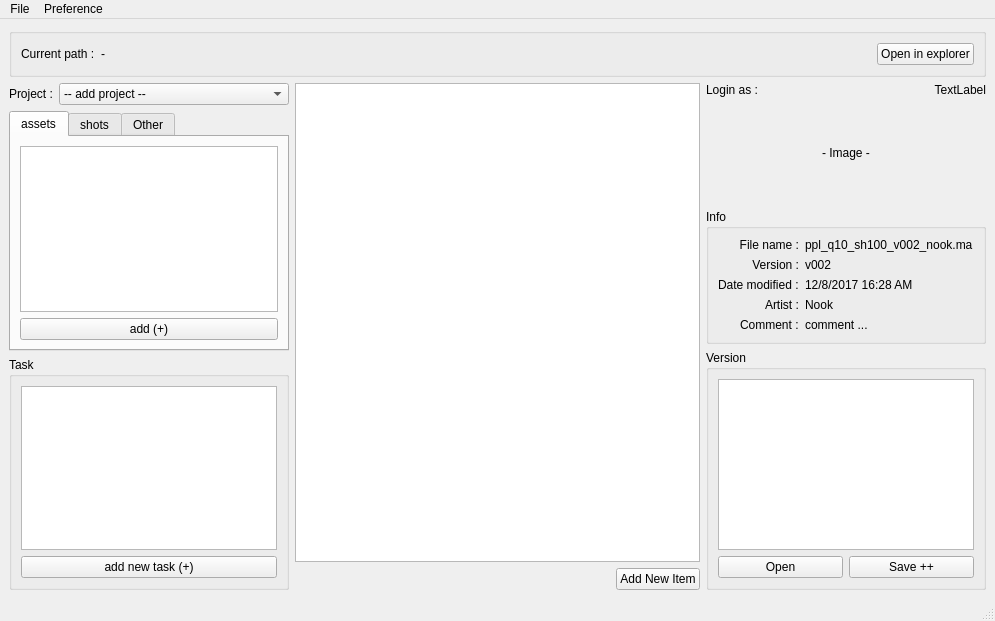
Before: the Qt Designer form ui/projectExplorer.ui in Shayen/sal_pipeline, drawn with Qt 5.
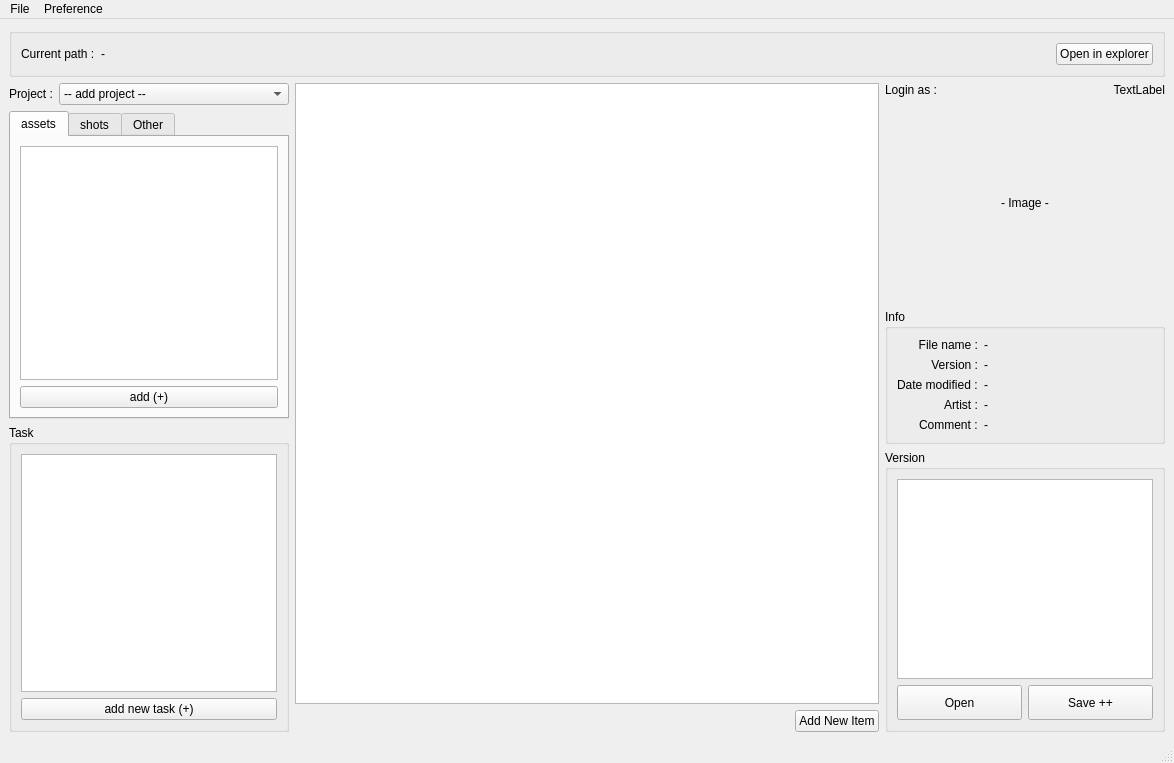
After: the same form once the commit is applied.

```diff
--- a/ui/projectExplorer.ui
+++ b/ui/projectExplorer.ui
@@ -6,8 +6,8 @@
    <rect>
     <x>0</x>
     <y>0</y>
-    <width>995</width>
-    <height>621</height>
+    <width>1174</width>
+    <height>743</height>
    </rect>
   </property>
   <property name="windowTitle">
@@ -215,7 +215,7 @@
           <property name="minimumSize">
            <size>
             <width>0</width>
-            <height>100</height>
+            <height>200</height>
            </size>
           </property>
           <property name="text">
@@ -248,7 +248,7 @@
            <item row="0" column="1">
             <widget class="QLabel" name="label_fileName">
              <property name="text">
-              <string>ppl_q10_sh100_v002_nook.ma</string>
+              <string>-</string>
              </property>
             </widget>
            </item>
@@ -265,7 +265,7 @@
            <item row="1" column="1">
             <widget class="QLabel" name="label_version">
              <property name="text">
-              <string>v002</string>
+              <string>-</string>
              </property>
             </widget>
            </item>
@@ -279,7 +279,7 @@
            <item row="2" column="1">
             <widget class="QLabel" name="label_modDate">
              <property name="text">
-              <string>12/8/2017 16:28 AM</string>
+              <string>-</string>
              </property>
             </widget>
            </item>
@@ -293,7 +293,7 @@
            <item row="3" column="1">
             <widget class="QLabel" name="label_aetist">
              <property name="text">
-              <string>Nook</string>
+              <string>-</string>
              </property>
             </widget>
            </item>
@@ -310,7 +310,7 @@
               <number>1</number>
              </property>
              <property name="text">
-              <string>comment ...</string>
+              <string>-</string>
              </property>
              <property name="wordWrap">
               <bool>true</bool>
@@ -336,12 +336,25 @@
           </property>
           <layout class="QVBoxLayout" name="verticalLayout_7">
            <item>
-            <widget class="QListWidget" name="listWidget_version"/>
+            <widget class="QListWidget" name="listWidget_version">
+             <property name="minimumSize">
+              <size>
+               <width>0</width>
+               <height>200</height>
+              </size>
+             </property>
+            </widget>
            </item>
            <item>
             <layout class="QHBoxLayout" name="horizontalLayout_openSaveButton">
              <item>
               <widget class="QPushButton" name="pushButton_open">
+               <property name="minimumSize">
+                <size>
+                 <width>0</width>
+                 <height>35</height>
+                </size>
+               </property>
                <property name="text">
                 <string>Open</string>
                </property>
@@ -349,6 +362,12 @@
              </item>
              <item>
               <widget class="QPushButton" name="pushButton_saveIncrement">
+               <property name="minimumSize">
+                <size>
+                 <width>0</width>
+                 <height>35</height>
+                </size>
+               </property>
                <property name="text">
                 <string>Save ++</string>
                </property>
@@ -371,7 +390,7 @@
     <rect>
      <x>0</x>
      <y>0</y>
-     <width>995</width>
+     <width>1174</width>
      <height>21</height>
     </rect>
    </property>
```
